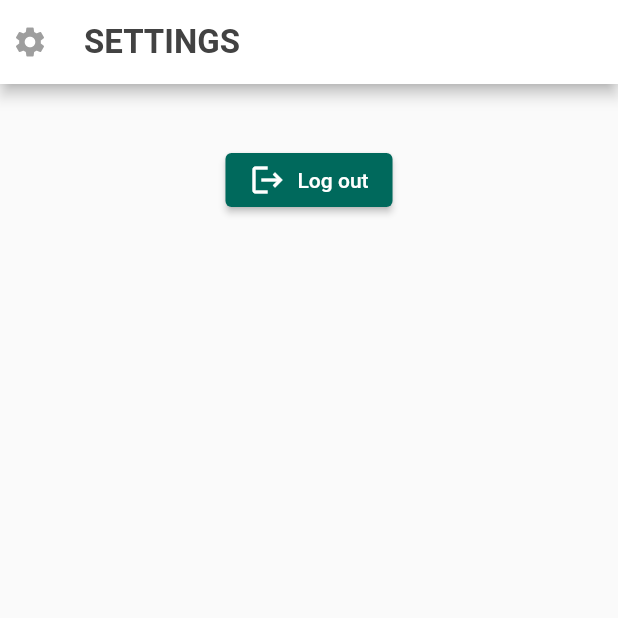
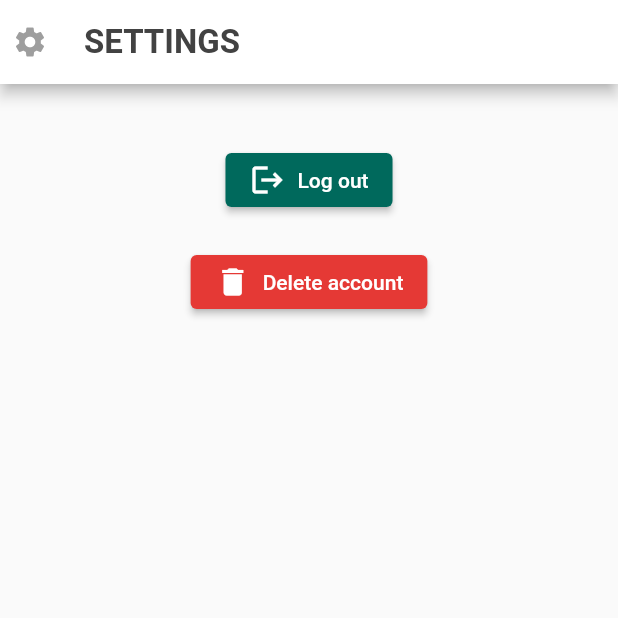
Before and after one commit to BenjaminCanape/RunFlutterRun, a Flutter app: the SettingsScreen screen opened directly, on a phone screen of 412 x 824 dp, the top half of it. Run offline on Flutter 3.47's test engine with Material 2 defaults, Android fonts, the phone set to English and light mode, and no system bars; our stand-ins replace dio, email_validator, equatable, flutter_map, flutter_riverpod, flutter_tts and 7 more; missing offline and left inert: dart:ffi, dio_smart_retry; accounts and stored records are empty; generated files the repository leaves out were written again.

Commit message:
add delete account button and fix location

```diff
--- a/lib/data/api/user_api.dart
+++ b/lib/data/api/user_api.dart
@@ -69,4 +69,21 @@ class UserApi extends RemoteApi {
       throw const Failure(message: 'Please check your connection.');
     }
   }
+
+  Future<void> delete() async {
+    try {
+      await setJwt();
+      final response = await dio.delete('${apiUrl}private/user');
+
+      if (response.statusCode == 200) {
+        return;
+      }
+      throw const Failure(message: 'Delete failed');
+    } on DioError catch (err) {
+      throw Failure(
+          message: err.response?.statusMessage ?? 'Something went wrong!');
+    } on SocketException {
+      throw const Failure(message: 'Please check your connection.');
+    }
+  }
 }
--- a/lib/data/repository/user_repository_impl.dart
+++ b/lib/data/repository/user_repository_impl.dart
@@ -28,4 +28,9 @@ class UserRepositoryImpl extends UserRepository {
   Future<void> logout() async {
     return _remoteApi.logout();
   }
+
+  @override
+  Future<void> delete() async {
+    return _remoteApi.delete();
+  }
 }
--- a/lib/domain/repository/user_repository.dart
+++ b/lib/domain/repository/user_repository.dart
@@ -6,4 +6,5 @@ abstract class UserRepository {
   Future<Int> register(LoginRequest request);
   Future<String> login(LoginRequest request);
   Future<void> logout();
+  Future<void> delete();
 }
--- a/lib/l10n/app_en.arb
+++ b/lib/l10n/app_en.arb
@@ -2,6 +2,7 @@
   "@@locale": "en",
   "activity_list": " Activity list",
   "activity_sumup": "Activity Sumup",
+  "ask_account_removal": "Are you sure to delete your account",
   "ask_activity_removal": "Are you sure to delete this activity",
   "back": "Back",
   "cancel": "Cancel",
@@ -9,6 +10,7 @@
   "cycling": "Cycling",
   "date_pronoun": "On",
   "delete": "Delete",
+  "delete_account": "Delete account",
   "distance": "Distance",
   "email": "Email",
   "end": "End",
--- a/lib/l10n/app_en_US.arb
+++ b/lib/l10n/app_en_US.arb
@@ -2,6 +2,7 @@
   "@@locale": "en_US",
   "activity_list": " Activity list",
   "activity_sumup": "Activity Sumup",
+  "ask_account_removal": "Are you sure to delete your account",
   "ask_activity_removal": "Are you sure to delete this activity",
   "back": "Back",
   "cancel": "Cancel",
@@ -9,6 +10,7 @@
   "cycling": "Cycling",
   "date_pronoun": "On",
   "delete": "Delete",
+  "delete_account": "Delete account",
   "distance": "Distance",
   "email": "Email",
   "end": "End",
--- a/lib/l10n/app_fr.arb
+++ b/lib/l10n/app_fr.arb
@@ -2,6 +2,7 @@
   "@@locale": "fr",
   "activity_list": "Liste des activités",
   "activity_sumup": "Résumé de l'activité",
+  "ask_account_removal": "Confirmer la suppression de votre compte",
   "ask_activity_removal": "Confirmer la suppression",
   "back": "Retour",
   "cancel": "Annuler",
@@ -9,6 +10,7 @@
   "cycling": "Vélo",
   "date_pronoun": "Le",
   "delete": "Supprimer",
+  "delete_account": "Supprimer le compte",
   "distance": "Distance",
   "email": "Email",
   "end": "Fin",
--- a/lib/l10n/app_fr_FR.arb
+++ b/lib/l10n/app_fr_FR.arb
@@ -2,6 +2,7 @@
   "@@locale": "fr_FR",
   "activity_list": "Liste des activités",
   "activity_sumup": "Résumé de l'activité",
+  "ask_account_removal": "Confirmer la suppression de votre compte",
   "ask_activity_removal": "Confirmer la suppression",
   "back": "Retour",
   "cancel": "Annuler",
@@ -9,6 +10,7 @@
   "cycling": "Vélo",
   "date_pronoun": "Le",
   "delete": "Supprimer",
+  "delete_account": "Supprimer le compte",
   "distance": "Distance",
   "email": "Email",
   "end": "Fin",
--- a/lib/main.dart
+++ b/lib/main.dart
@@ -4,6 +4,7 @@ import 'package:flutter/material.dart';
 import 'package:flutter_gen/gen_l10n/app_localizations.dart';
 import 'package:flutter_localizations/flutter_localizations.dart';
 import 'package:hooks_riverpod/hooks_riverpod.dart';
+import 'package:run_flutter_run/data/api/remote_api.dart';
 import 'package:run_flutter_run/presentation/home/screen/home_screen.dart';
 import 'package:run_flutter_run/presentation/login/screen/login_screen.dart';
 import 'package:run_flutter_run/presentation/registration/screen/registration_screen.dart';
@@ -88,7 +89,9 @@ class MyApp extends HookConsumerWidget {
   @override
   Widget build(BuildContext context, WidgetRef ref) {
     final provider = ref.read(myAppProvider);
+
     provider.init();
+    RemoteApi.initialize(context);
 
     return FutureBuilder<String?>(
       future: provider.getJwt(),
--- a/lib/presentation/common/widgets/location/view_model/location_view_model.dart
+++ b/lib/presentation/common/widgets/location/view_model/location_view_model.dart
@@ -20,9 +20,7 @@ class LocationViewModel extends StateNotifier<LocationState> {
   MapController mapController = MapController();
   StreamSubscription<Position>? _positionStream;
 
-  LocationViewModel(this.ref) : super(LocationState.initial()) {
-    startGettingLocation();
-  }
+  LocationViewModel(this.ref) : super(LocationState.initial()) {}
 
   Future<void> startGettingLocation() async {
     final metricsProvider = ref.read(metricsViewModelProvider.notifier);
--- a/lib/presentation/common/widgets/location/widgets/location_map.dart
+++ b/lib/presentation/common/widgets/location/widgets/location_map.dart
@@ -16,8 +16,8 @@ class LocationMap extends HookConsumerWidget {
 
   @override
   Widget build(BuildContext context, WidgetRef ref) {
+    final provider = ref.read(locationViewModelProvider.notifier);
     final state = ref.watch(locationViewModelProvider);
-    final provider = ref.read(locationViewModelProvider.notifier);
 
     final center = getCenterOfMap(points);
     final zoomLevel = getZoomLevel(points, center);
--- a/lib/presentation/new_activity/screen/new_activity_screen.dart
+++ b/lib/presentation/new_activity/screen/new_activity_screen.dart
@@ -1,6 +1,7 @@
 import 'package:flutter/material.dart';
 import 'package:hooks_riverpod/hooks_riverpod.dart';
 
+import '../../common/widgets/location/view_model/location_view_model.dart';
 import '../../common/widgets/location/widgets/location.dart';
 import '../../common/widgets/metrics/widgets/metrics.dart';
 import '../../common/widgets/timer/viewmodel/timer_view_model.dart';
@@ -16,6 +17,7 @@ class NewActivityScreen extends HookConsumerWidget {
     final timerViewModel = ref.watch(timerViewModelProvider.notifier);
     // ignore: unused_local_variable
     final isRunning = ref.watch(timerViewModelProvider).isRunning;
+    ref.read(locationViewModelProvider.notifier).startGettingLocation();
 
     return Scaffold(
       body: SafeArea(
--- a/lib/presentation/settings/screen/settings_screen.dart
+++ b/lib/presentation/settings/screen/settings_screen.dart
@@ -3,6 +3,7 @@ import 'package:hooks_riverpod/hooks_riverpod.dart';
 
 import 'package:flutter_gen/gen_l10n/app_localizations.dart';
 import 'package:run_flutter_run/presentation/settings/view_model/settings_view_model.dart';
+import 'package:run_flutter_run/presentation/settings/widgets/delete_account_alert.dart';
 
 import '../../common/ui/form.dart';
 
@@ -49,6 +50,25 @@ class SettingsScreen extends HookConsumerWidget {
                           Text(AppLocalizations.of(context).logout),
                         ],
                       ),
+                    ),
+                    const SizedBox(height: 20),
+                    ElevatedButton(
+                      style: ButtonStyle(
+                          backgroundColor: MaterialStateProperty.all<Color>(
+                              Colors.red.shade600)),
+                      onPressed: () => showDialog(
+                          context: context,
+                          builder: (context) {
+                            return const DeleteAccountAlert();
+                          }),
+                      child: Row(
+                        mainAxisSize: MainAxisSize.min,
+                        children: [
+                          const Icon(Icons.delete),
+                          const SizedBox(width: 8),
+                          Text(AppLocalizations.of(context).delete_account),
+                        ],
+                      ),
                     )
                   ],
                 ),
--- a/lib/presentation/sum_up/screen/sum_up_screen.dart
+++ b/lib/presentation/sum_up/screen/sum_up_screen.dart
@@ -62,7 +62,7 @@ class SumUpScreen extends HookConsumerWidget {
                 ],
               ),
             ),
-      floatingActionButton: SaveButton(disabled: false),
+      floatingActionButton: const SaveButton(disabled: false),
       floatingActionButtonLocation: FloatingActionButtonLocation.centerFloat,
     );
   }
```
Also changed, not shown: lib/data/api/remote_api.dart (+9 -1 lines), lib/presentation/home/screen/home_screen.dart (+5 -2 lines), lib/presentation/settings/view_model/settings_view_model.dart (+12 -0 lines), lib/presentation/settings/widgets/delete_account_alert.dart (added, +28 -0 lines).
